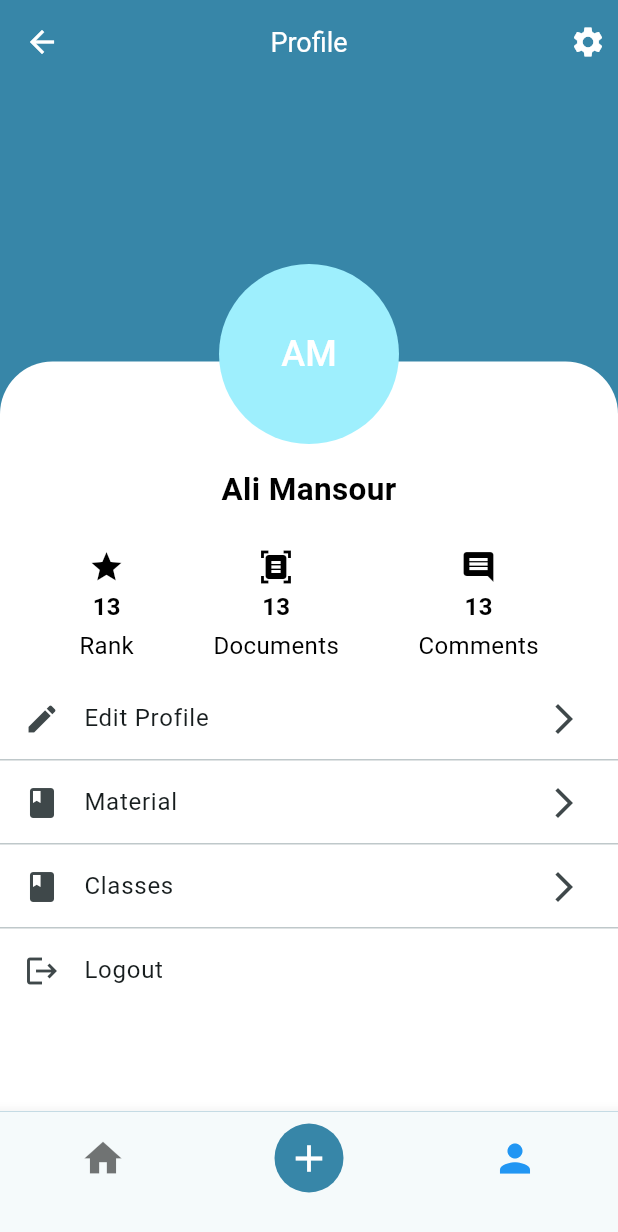
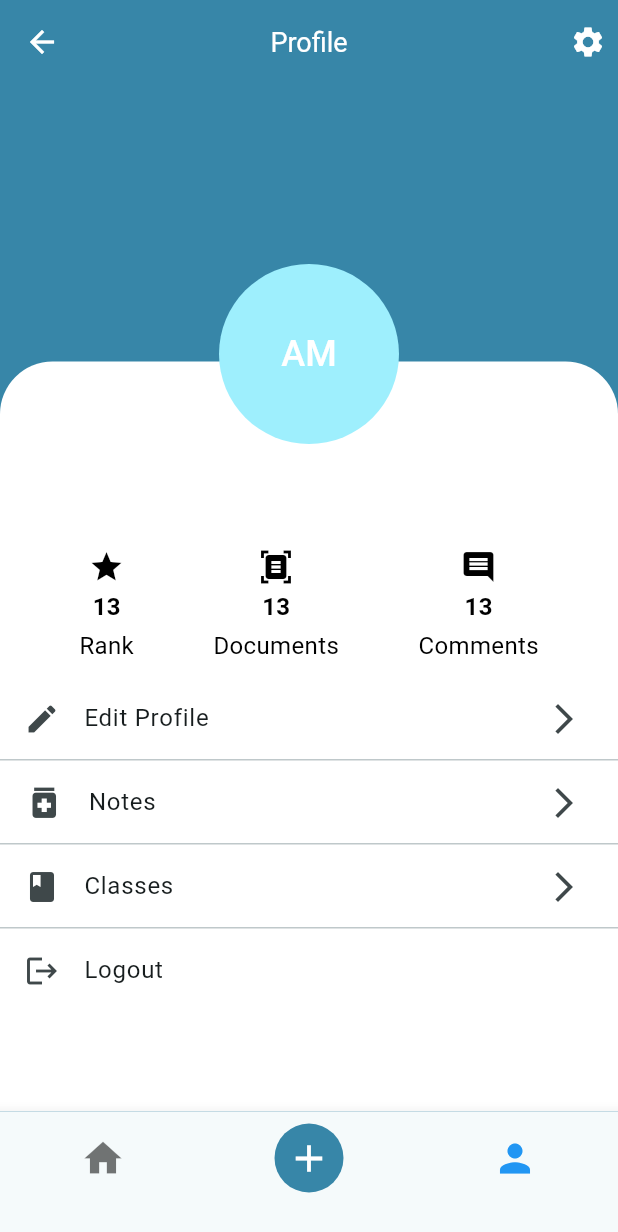
Before and after one commit to ali-mansour21/Studify-App, a Flutter app: the ProfileScreen screen opened by its route, on a phone screen of 412 x 824 dp. Shown: the top 1232 px of the screen. Run offline on Flutter 3.47's test engine with Material 3 defaults, Android fonts, the light colour scheme and no system bars; our stand-ins replace camera, file_picker, firebase_core, firebase_messaging, fluttertoast, image_picker and 2 more; missing offline and left inert: flutter_pdfview; accounts and stored records are empty; network calls fail; project files that could hold a hidden picture were left out.

Commit message:
Fix the profile style

```diff
--- a/mobile/lib/screens/profile_screen.dart
+++ b/mobile/lib/screens/profile_screen.dart
@@ -1,4 +1,5 @@
 import 'package:flutter/material.dart';
+import 'package:mobile/models/users/user_data.dart';
 import 'package:mobile/providers/class_provider.dart';
 import 'package:mobile/providers/material_provider.dart';
 import 'package:mobile/screens/edit_screen.dart';
@@ -38,6 +39,7 @@ class _ProfileScreenState extends State<ProfileScreen> {
 
   @override
   Widget build(BuildContext context) {
+    String name = Provider.of<UserData>(context, listen: false).userName;
     return Scaffold(
       backgroundColor: const Color(0xFF3786A8),
       appBar: AppBar(
@@ -86,13 +88,13 @@ class _ProfileScreenState extends State<ProfileScreen> {
                   style: TextStyle(fontSize: 24, color: Colors.white)),
             ),
           ),
-          const Positioned(
+          Positioned(
             top: 70,
             left: 0,
             right: 0,
             child: Text(
-              'Ali Mansour',
-              style: TextStyle(
+              name,
+              style: const TextStyle(
                 fontSize: 21,
                 fontWeight: FontWeight.w600,
                 color: Colors.black,
@@ -140,8 +142,11 @@ class _ProfileScreenState extends State<ProfileScreen> {
                 },
               ),
               ListTile(
-                leading: const Icon(Icons.book),
-                title: const Text('Material'),
+                leading: const Icon(
+                  Icons.medication,
+                  size: 27,
+                ),
+                title: const Text('Notes'),
                 trailing: const Icon(Icons.arrow_forward_ios),
                 onTap: () {
                   var materials =
--- a/mobile/lib/screens/student_class_screen.dart
+++ b/mobile/lib/screens/student_class_screen.dart
@@ -26,7 +26,7 @@ class StudentClassScreen extends StatelessWidget {
         body: studentClasses.isEmpty
             ? const Center(
                 child: Text(
-                  'No materials available.',
+                  'No classes available.',
                   style: TextStyle(
                     fontSize: 16,
                     color: Colors.grey,
--- a/mobile/lib/screens/student_materials_screen.dart
+++ b/mobile/lib/screens/student_materials_screen.dart
@@ -20,14 +20,14 @@ class StudentMaterialScreen extends StatelessWidget {
           },
         ),
         title: const Text(
-          'Materials',
+          'Notes',
           style: TextStyle(fontSize: 18, fontWeight: FontWeight.w600),
         ),
       ),
       body: materials.isEmpty
           ? const Center(
               child: Text(
-                'No materials available.',
+                'No notes available.',
                 style: TextStyle(
                   fontSize: 16,
                   color: Colors.grey,
```
